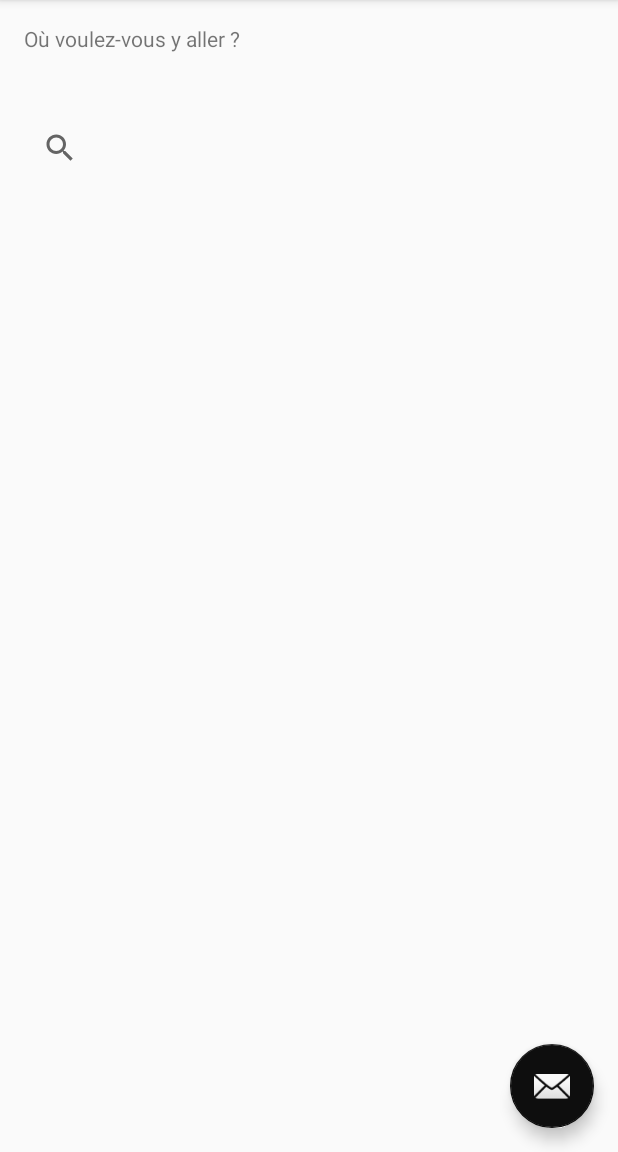
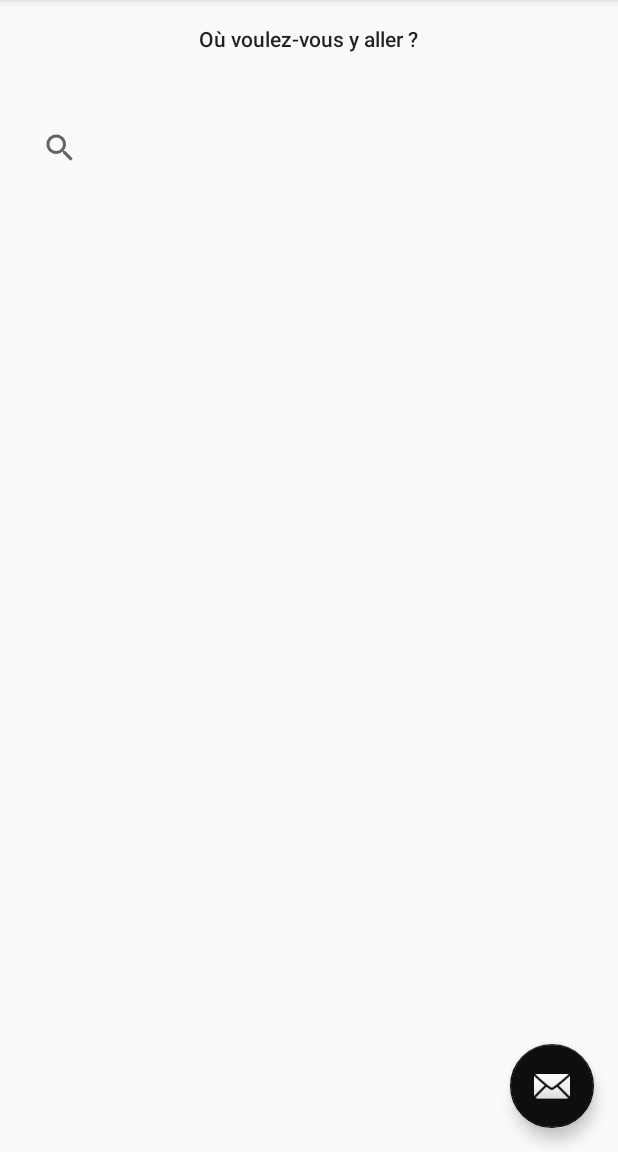
Before and after one commit to Senthene/Get-Your-Way, an Android app: the screen it shows after launch (MainActivity), on a phone screen of 412 x 824 dp, the part 84-1236 px from its top. Run offline under Robolectric (Android 15) with nearby library versions, the phone set to English and light mode, and no system bars.

Commit message:
Modification mineure

```diff
--- a/GetYourWay/app/src/main/res/layout/content_main.xml
+++ b/GetYourWay/app/src/main/res/layout/content_main.xml
@@ -17,7 +17,13 @@
         android:layout_width="wrap_content"
         android:layout_height="wrap_content"
         android:text="Où voulez-vous y aller ?"
-        android:id="@+id/textView3" />
+        android:id="@+id/textView3"
+        android:textAppearance="@style/TextAppearance.AppCompat.Body2"
+        android:autoText="true"
+        android:elegantTextHeight="true"
+        android:layout_centerVertical="false"
+        android:layout_centerHorizontal="true"
+        android:layout_centerInParent="false" />
 
     <SearchView
         android:layout_width="match_parent"
--- a/GetYourWay/app/src/main/res/values/colors.xml
+++ b/GetYourWay/app/src/main/res/values/colors.xml
@@ -1,6 +1,6 @@
 <?xml version="1.0" encoding="utf-8"?>
 <resources>
     <color name="colorPrimary">#0e0e0e</color>
-    <color name="colorPrimaryDark">#32333d</color>
+    <color name="colorPrimaryDark">#323238</color>
     <color name="colorAccent">#898888</color>
 </resources>
```
